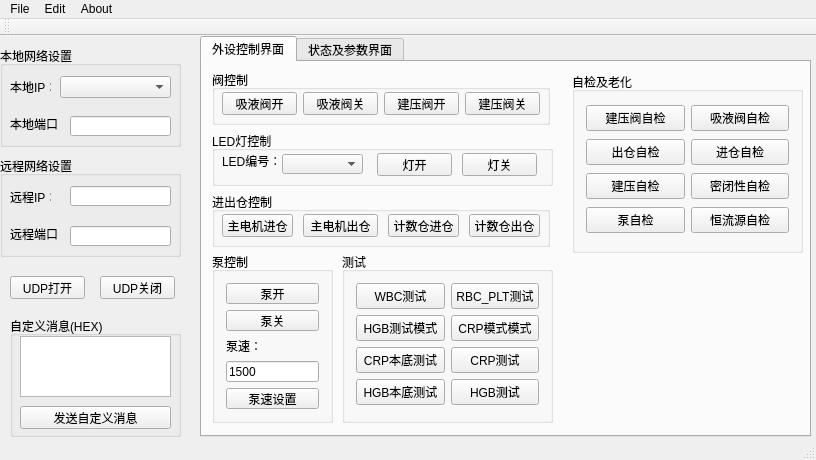
Qt form mainwindow.ui (cradle08/CX3000_Debug_Tool) before a commit.
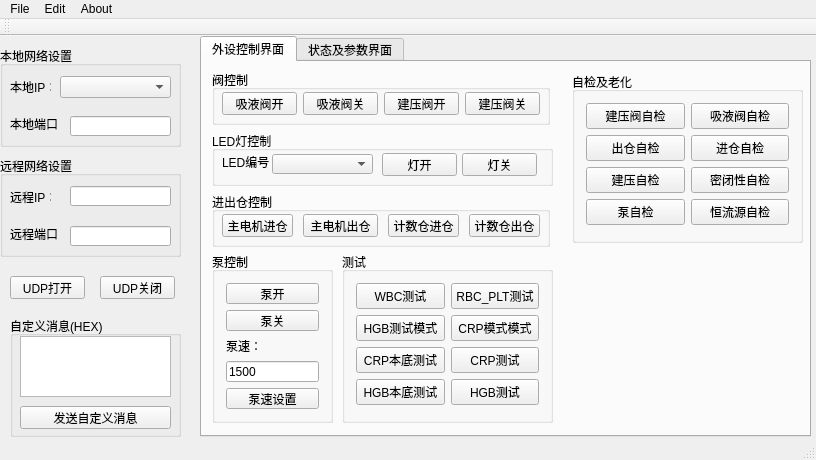
The same form after that commit.

```diff
--- a/mainwindow.ui
+++ b/mainwindow.ui
@@ -229,9 +229,9 @@
        <property name="geometry">
         <rect>
          <x>10</x>
-         <y>22</y>
+         <y>20</y>
          <width>54</width>
-         <height>16</height>
+         <height>21</height>
         </rect>
        </property>
        <property name="text">
@@ -241,9 +241,9 @@
       <widget class="QComboBox" name="comboBox_ledNum">
        <property name="geometry">
         <rect>
-         <x>70</x>
+         <x>60</x>
          <y>23</y>
-         <width>81</width>
+         <width>101</width>
          <height>20</height>
         </rect>
        </property>
@@ -251,7 +251,7 @@
       <widget class="QPushButton" name="pBtn_ledOpen">
        <property name="geometry">
         <rect>
-         <x>165</x>
+         <x>170</x>
          <y>22</y>
          <width>75</width>
          <height>23</height>
@@ -467,7 +467,7 @@
         <x>370</x>
         <y>10</y>
         <width>231</width>
-        <height>181</height>
+        <height>171</height>
        </rect>
       </property>
       <property name="title">
```
